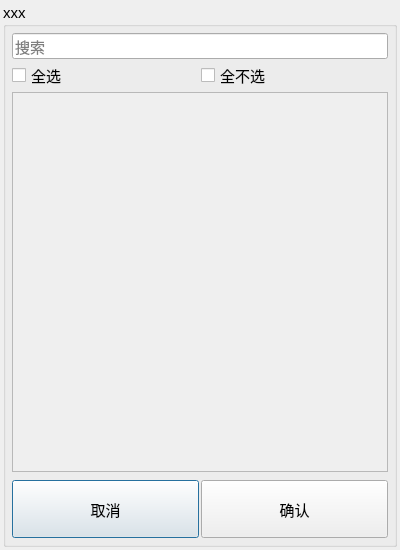
Before: the Qt Designer form MagicComponent/TableColumnCondition/table_column_condition.ui in cockmake/SharedTable, drawn with Qt 5.
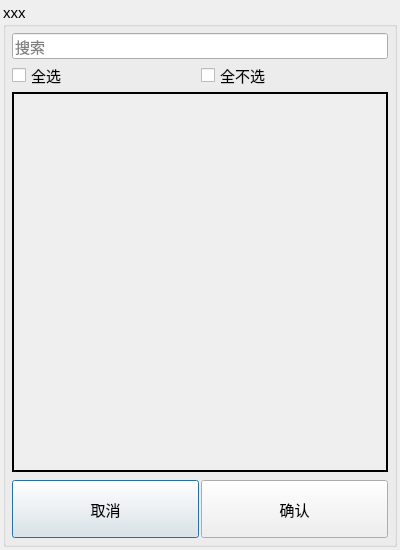
After: the same form once the commit is applied.

What changed in the file:
```diff
--- a/MagicComponent/TableColumnCondition/table_column_condition.ui
+++ b/MagicComponent/TableColumnCondition/table_column_condition.ui
@@ -99,6 +99,12 @@
         </item>
         <item>
          <widget class="QScrollArea" name="scroll_area">
+          <property name="frameShape">
+           <enum>QFrame::WinPanel</enum>
+          </property>
+          <property name="frameShadow">
+           <enum>QFrame::Plain</enum>
+          </property>
           <property name="widgetResizable">
            <bool>true</bool>
           </property>
@@ -107,8 +113,8 @@
             <rect>
              <x>0</x>
              <y>0</y>
-             <width>378</width>
-             <height>401</height>
+             <width>376</width>
+             <height>399</height>
             </rect>
            </property>
           </widget>
```
